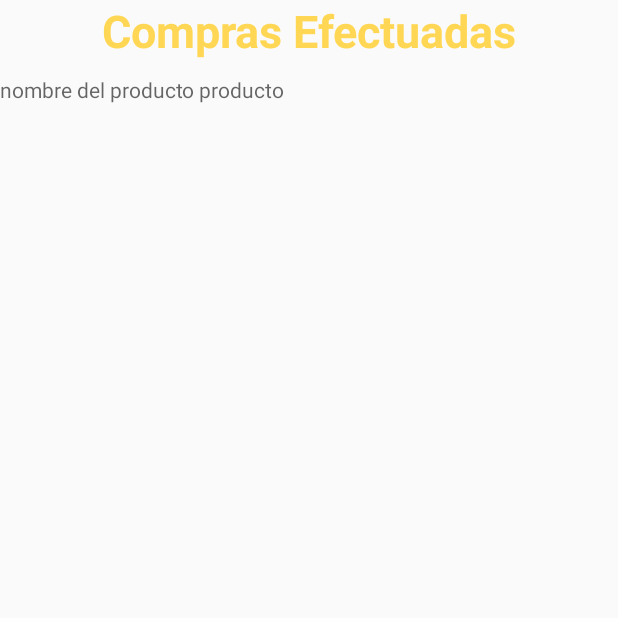
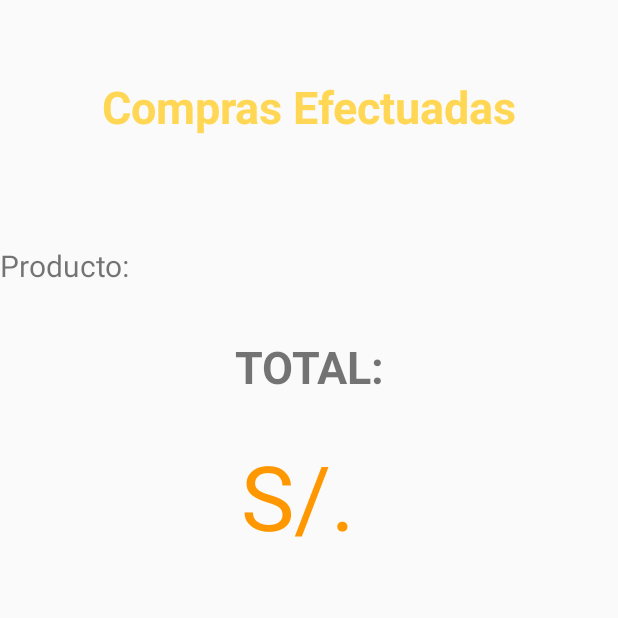
Before and after one commit to abanty/Exa02PDMAbantoJesus, an Android app: the BuysActivity screen opened directly, with no data from a screen before it, on a phone screen of 412 x 824 dp, the top half of it. Run offline under Robolectric (Android 15) with nearby library versions, the phone set to English and light mode, and no system bars.

Commit message:
10st Change

```diff
--- a/app/src/main/AndroidManifest.xml
+++ b/app/src/main/AndroidManifest.xml
@@ -11,20 +11,22 @@
         android:roundIcon="@mipmap/ic_launcher_round"
         android:supportsRtl="true"
         android:theme="@style/AppTheme">
-        <activity android:name=".Views.LoginActivity"></activity>
+        <activity android:name=".Views.LoginActivity">
+
+        </activity>
         <activity android:name=".Views.ListarActivity">
-        <intent-filter>
-            <action android:name="android.intent.action.MAIN" />
 
-            <category android:name="android.intent.category.LAUNCHER" />
-        </intent-filter>
         </activity>
 
         <activity android:name=".Views.RegistrarProductoActivity" />
         <activity android:name=".Views.TolbarActivity" />
         <activity android:name=".Views.halfActivity" />
         <activity android:name=".Views.SplashActivity">
+            <intent-filter>
+                <action android:name="android.intent.action.MAIN" />
 
+                <category android:name="android.intent.category.LAUNCHER" />
+            </intent-filter>
         </activity>
         <activity android:name=".Views.BuysActivity"></activity>
     </application>
--- a/app/src/main/java/edu/upeu/exa02_pdm_abantojesus/Interfaces/Objetos/Adapter.java
+++ b/app/src/main/java/edu/upeu/exa02_pdm_abantojesus/Interfaces/Objetos/Adapter.java
@@ -41,13 +41,12 @@ public class Adapter extends RecyclerView.Adapter<Adapter.ProductosviewHolder> {
         holder.precio.setText(Double.toString(producto.getPrecio()));
 
         holder.setOnclickListeners();
-
     }
 
     @Override
     public int getItemCount() {
         return productos.size();
-    }
+}
 
 
     public static class ProductosviewHolder extends RecyclerView.ViewHolder implements View.OnClickListener {
@@ -75,8 +74,9 @@ public class Adapter extends RecyclerView.Adapter<Adapter.ProductosviewHolder> {
             switch (v.getId()) {
                 case R.id.dobuy:
                     Intent intent = new Intent(context, BuysActivity.class);
+                    intent.putExtra("producto",productoname.getText().toString());
+                    intent.putExtra("precio",precio.getText().toString());
                     context.startActivity(intent);
-
                     break;
 
             }
--- a/app/src/main/java/edu/upeu/exa02_pdm_abantojesus/Views/BuysActivity.java
+++ b/app/src/main/java/edu/upeu/exa02_pdm_abantojesus/Views/BuysActivity.java
@@ -8,14 +8,27 @@ import edu.upeu.exa02_pdm_abantojesus.R;
 
 public class BuysActivity extends AppCompatActivity {
 
-    private TextView npro;
+    private TextView npro,total;
 
     @Override
     protected void onCreate(Bundle savedInstanceState) {
         super.onCreate(savedInstanceState);
         setContentView(R.layout.activity_buys);
 
+
+        String producto= "";
+        String precio="";
+        Bundle extras = getIntent().getExtras();
+        if (extras != null){
+            producto = extras.getString("producto");
+            precio = extras.getString("precio");
+        }
+
         npro = (TextView) findViewById(R.id.textnamepro);
+        npro.setText(producto);
+
+        total = (TextView) findViewById(R.id.totalpro);
+        total.setText("S/. "+precio);
 
     }
 }
--- a/app/src/main/res/layout-v21/vistalista.xml
+++ b/app/src/main/res/layout-v21/vistalista.xml
@@ -125,6 +125,7 @@
             android:layout_marginTop="120dp"
             android:background="@color/colorAccent"
             android:text="Comprar"
+
             android:textColor="@android:color/background_light"
             android:textStyle="bold" />
 
--- a/app/src/main/res/layout/activity_buys.xml
+++ b/app/src/main/res/layout/activity_buys.xml
@@ -8,29 +8,70 @@
     tools:context="edu.upeu.exa02_pdm_abantojesus.Views.BuysActivity">
 
 
-
     <TextView
         android:layout_width="match_parent"
-        android:layout_height="wrap_content"
+        android:layout_height="142dp"
+        android:gravity="center"
+        android:shadowColor="@color/cardview_dark_background"
         android:text="Compras Efectuadas"
+        android:textColor="@color/colorPrimary"
         android:textSize="30dp"
-        android:gravity="center"
-        android:textStyle="bold"
-        android:textColor="@color/colorPrimary"
-        android:shadowColor="@color/cardview_dark_background"
-        />
+        android:textStyle="bold" />
 
     <RelativeLayout
         android:layout_width="match_parent"
-        android:layout_height="519dp"
-        android:layout_marginTop="50dp"
-        tools:layout_editor_absoluteY="48dp">
+        android:layout_height="516dp"
+        android:layout_marginTop="150dp"
+        tools:layout_editor_absoluteY="53dp">
+
+        <TextView
+
+            android:layout_width="150dp"
+            android:layout_height="wrap_content"
+            android:layout_alignBottom="@+id/textnamepro"
+
+            android:layout_alignParentStart="true"
+            android:text="Producto:"
+            android:textSize="20dp"
+            android:id="@+id/textView" />
+
+        <TextView
+            android:id="@+id/totalpro"
+            android:layout_width="match_parent"
+            android:layout_height="wrap_content"
+            android:layout_alignParentStart="true"
+            android:layout_alignParentTop="true"
+            android:layout_marginTop="140dp"
+            android:gravity="center"
+
+
+
+            android:textSize="60dp"
+            android:tooltipText="El monto total"
+            android:textColor="@color/colorAccent"/>
+
+
+        <TextView
+
+            android:layout_width="match_parent"
+            android:layout_height="wrap_content"
+            android:layout_below="@+id/textView"
+            android:layout_centerHorizontal="true"
+            android:layout_marginTop="33dp"
+            android:gravity="center"
+            android:text="TOTAL:"
+            android:textSize="30dp"
+            android:textStyle="bold" />
 
         <TextView
             android:id="@+id/textnamepro"
-            android:layout_width="match_parent"
+
+            android:layout_width="200dp"
             android:layout_height="wrap_content"
-            android:hint="nombre del producto producto" />
+
+            android:layout_alignParentTop="true"
+            android:layout_toEndOf="@+id/textView"
+            android:textSize="30dp" />
 
 
     </RelativeLayout>
```
